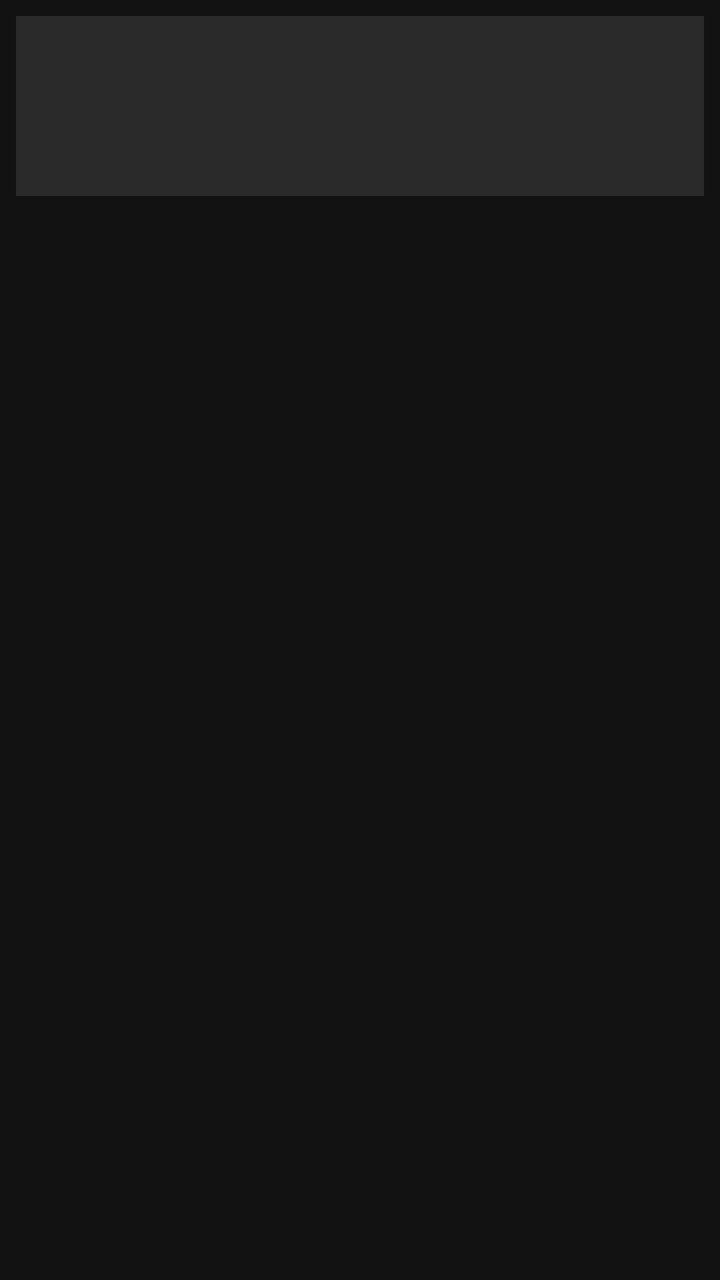
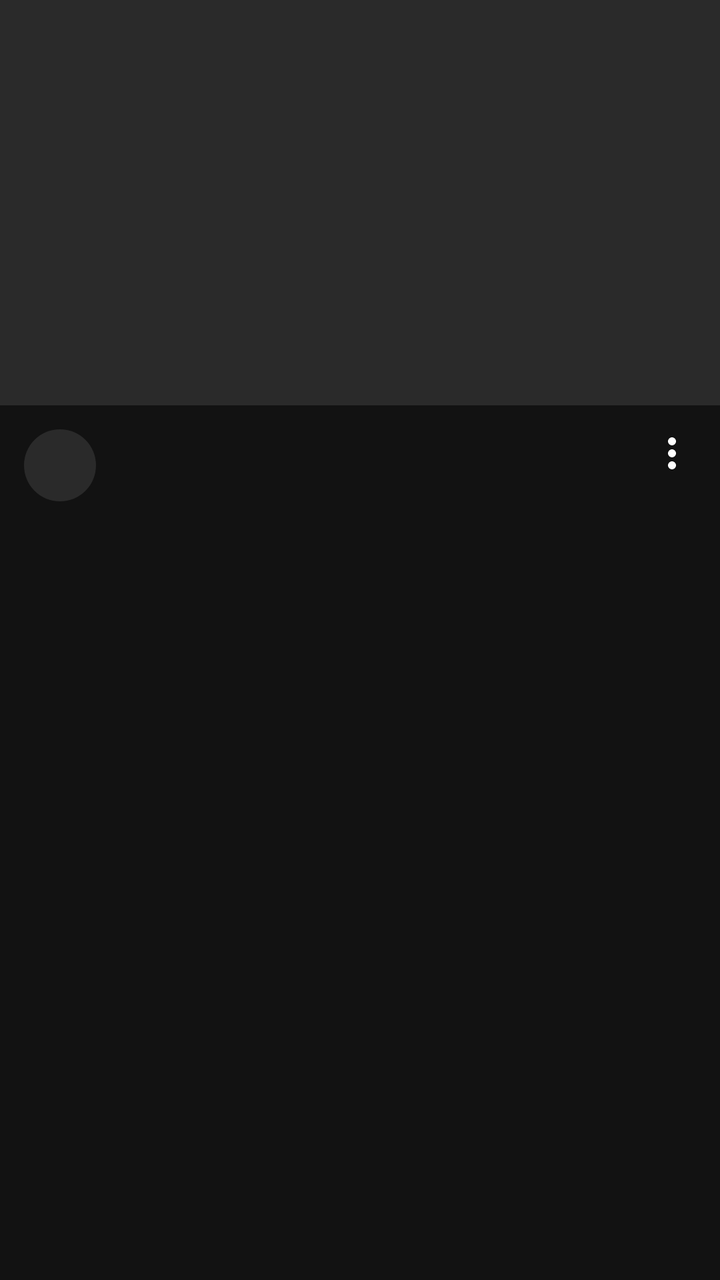

The first picture is an Android layout as it rendered before a commit; the second is the same layout after the commit. The layout source and the unified diff follow.
<!-- AndroidManifest.xml: application theme Theme.SmartTubePhone -->
<!-- res/layout/item_video_card.xml -->
<?xml version="1.0" encoding="utf-8"?>
<LinearLayout xmlns:android="http://schemas.android.com/apk/res/android"
    android:layout_width="@dimen/video_card_width"
    android:layout_height="wrap_content"
    android:orientation="vertical"
    android:padding="8dp">

    <ImageView
        android:id="@+id/card_image"
        android:layout_width="match_parent"
        android:layout_height="@dimen/video_card_image_height"
        android:background="@color/phone_surface_elevated"
        android:scaleType="centerCrop" />

    <TextView
        android:id="@+id/card_title"
        android:layout_width="match_parent"
        android:layout_height="wrap_content"
        android:ellipsize="end"
        android:maxLines="2"
        android:paddingTop="6dp"
        android:textColor="@color/phone_on_surface"
        android:textSize="@dimen/video_card_title_size" />

    <TextView
        android:id="@+id/card_subtitle"
        android:layout_width="match_parent"
        android:layout_height="wrap_content"
        android:ellipsize="end"
        android:maxLines="1"
        android:textColor="@color/phone_on_surface_muted"
        android:textSize="@dimen/video_card_subtitle_size" />
</LinearLayout>
<!-- resources referenced by this layout -->
<resources>
  <color name="phone_on_surface">#FFFFFF</color>
  <color name="phone_on_surface_muted">#B3FFFFFF</color>
  <color name="phone_surface_elevated">#2A2A2A</color>
  <dimen name="video_card_image_height">90dp</dimen>
  <dimen name="video_card_subtitle_size">11sp</dimen>
  <dimen name="video_card_title_size">13sp</dimen>
  <dimen name="video_card_width">160dp</dimen>
  <style name="Theme.SmartTubePhone" parent="Theme.MaterialComponents.DayNight.NoActionBar">
          <item name="colorPrimary">@color/phone_accent</item>
          <item name="colorPrimaryVariant">@color/phone_accent</item>
          <item name="colorSecondary">@color/phone_accent</item>
          <item name="android:statusBarColor">@color/phone_bg</item>
          <item name="android:navigationBarColor">@color/phone_bg</item>
          <item name="android:windowBackground">@color/phone_bg</item>
          <item name="colorSurface">@color/phone_surface</item>
          <item name="colorOnSurface">@color/phone_on_surface</item>
          <item name="android:textColorPrimary">@color/phone_on_surface</item>
          <item name="android:textColorSecondary">@color/phone_on_surface_muted</item>
          <item name="materialButtonStyle">@style/Widget.MaterialComponents.Button</item>
      </style>
  <color name="phone_accent">#FF4444</color>
  <color name="phone_bg">#121212</color>
  <color name="phone_surface">#1E1E1E</color>
</resources>

<!-- the commit's change to res/layout/item_video_card.xml (unified diff, before → after) -->
@@ -1,33 +1,88 @@
 <?xml version="1.0" encoding="utf-8"?>
-<LinearLayout xmlns:android="http://schemas.android.com/apk/res/android"
-    android:layout_width="@dimen/video_card_width"
+<androidx.constraintlayout.widget.ConstraintLayout xmlns:android="http://schemas.android.com/apk/res/android"
+    xmlns:app="http://schemas.android.com/apk/res-auto"
+    android:layout_width="match_parent"
     android:layout_height="wrap_content"
-    android:orientation="vertical"
-    android:padding="8dp">
+    android:clickable="true"
+    android:focusable="true"
+    android:paddingBottom="16dp">
 
     <ImageView
         android:id="@+id/card_image"
-        android:layout_width="match_parent"
-        android:layout_height="@dimen/video_card_image_height"
+        android:layout_width="0dp"
+        android:layout_height="0dp"
         android:background="@color/phone_surface_elevated"
-        android:scaleType="centerCrop" />
+        android:contentDescription="@null"
+        android:scaleType="centerCrop"
+        app:layout_constraintDimensionRatio="16:9"
+        app:layout_constraintEnd_toEndOf="parent"
+        app:layout_constraintStart_toStartOf="parent"
+        app:layout_constraintTop_toTopOf="parent" />
+
+    <TextView
+        android:id="@+id/card_duration"
+        android:layout_width="wrap_content"
+        android:layout_height="wrap_content"
+        android:layout_margin="8dp"
+        android:background="@drawable/bg_duration"
+        android:paddingStart="6dp"
+        android:paddingTop="2dp"
+        android:paddingEnd="6dp"
+        android:paddingBottom="2dp"
+        android:textColor="@color/phone_on_surface"
+        android:textSize="12sp"
+        android:visibility="gone"
+        app:layout_constraintBottom_toBottomOf="@id/card_image"
+        app:layout_constraintEnd_toEndOf="@id/card_image" />
+
+    <TextView
+        android:id="@+id/card_avatar"
+        android:layout_width="36dp"
+        android:layout_height="36dp"
+        android:layout_marginStart="12dp"
+        android:layout_marginTop="12dp"
+        android:background="@drawable/bg_avatar"
+        android:gravity="center"
+        android:textColor="@color/phone_on_surface"
+        android:textSize="14sp"
+        android:textStyle="bold"
+        app:layout_constraintStart_toStartOf="parent"
+        app:layout_constraintTop_toBottomOf="@id/card_image" />
 
     <TextView
         android:id="@+id/card_title"
-        android:layout_width="match_parent"
+        android:layout_width="0dp"
         android:layout_height="wrap_content"
+        android:layout_marginStart="12dp"
+        android:layout_marginEnd="4dp"
         android:ellipsize="end"
         android:maxLines="2"
-        android:paddingTop="6dp"
         android:textColor="@color/phone_on_surface"
-        android:textSize="@dimen/video_card_title_size" />
+        android:textSize="@dimen/video_card_title_size"
+        app:layout_constraintEnd_toStartOf="@id/card_more"
+        app:layout_constraintStart_toEndOf="@id/card_avatar"
+        app:layout_constraintTop_toTopOf="@id/card_avatar" />
 
     <TextView
         android:id="@+id/card_subtitle"
-        android:layout_width="match_parent"
+        android:layout_width="0dp"
         android:layout_height="wrap_content"
+        android:layout_marginTop="2dp"
         android:ellipsize="end"
-        android:maxLines="1"
+        android:maxLines="2"
         android:textColor="@color/phone_on_surface_muted"
-        android:textSize="@dimen/video_card_subtitle_size" />
-</LinearLayout>
+        android:textSize="@dimen/video_card_subtitle_size"
+        app:layout_constraintEnd_toEndOf="@id/card_title"
+        app:layout_constraintStart_toStartOf="@id/card_title"
+        app:layout_constraintTop_toBottomOf="@id/card_title" />
+
+    <ImageButton
+        android:id="@+id/card_more"
+        android:layout_width="48dp"
+        android:layout_height="48dp"
+        android:background="?attr/selectableItemBackgroundBorderless"
+        android:contentDescription="@string/video_more"
+        android:src="@drawable/ic_more_vert"
+        app:layout_constraintEnd_toEndOf="parent"
+        app:layout_constraintTop_toBottomOf="@id/card_image" />
+</androidx.constraintlayout.widget.ConstraintLayout>
<!-- resource entries referenced after the edit -->
@@ -3,10 +3,33 @@
   <color name="phone_on_surface">#FFFFFF</color>
   <color name="phone_on_surface_muted">#B3FFFFFF</color>
   <color name="phone_surface_elevated">#2A2A2A</color>
-  <dimen name="video_card_image_height">90dp</dimen>
-  <dimen name="video_card_subtitle_size">11sp</dimen>
-  <dimen name="video_card_title_size">13sp</dimen>
-  <dimen name="video_card_width">160dp</dimen>
+  <dimen name="video_card_subtitle_size">12sp</dimen>
+  <dimen name="video_card_title_size">14sp</dimen>
+  <!-- drawable bg_avatar (drawable) -->
+  <?xml version="1.0" encoding="utf-8"?>
+  <shape xmlns:android="http://schemas.android.com/apk/res/android"
+      android:shape="oval">
+      <solid android:color="@color/phone_surface_elevated" />
+  </shape>
+  <!-- drawable bg_duration (drawable) -->
+  <?xml version="1.0" encoding="utf-8"?>
+  <shape xmlns:android="http://schemas.android.com/apk/res/android"
+      android:shape="rectangle">
+      <solid android:color="#CC000000" />
+      <corners android:radius="4dp" />
+  </shape>
+  <!-- drawable ic_more_vert (drawable) -->
+  <?xml version="1.0" encoding="utf-8"?>
+  <vector xmlns:android="http://schemas.android.com/apk/res/android"
+      android:width="24dp"
+      android:height="24dp"
+      android:viewportWidth="24"
+      android:viewportHeight="24">
+      <path
+          android:fillColor="#FFFFFF"
+          android:pathData="M12,8c1.1,0 2,-0.9 2,-2s-0.9,-2 -2,-2 -2,0.9 -2,2 0.9,2 2,2zM12,10c-1.1,0 -2,0.9 -2,2s0.9,2 2,2 2,-0.9 2,-2 -0.9,-2 -2,-2zM12,16c-1.1,0 -2,0.9 -2,2s0.9,2 2,2 2,-0.9 2,-2 -0.9,-2 -2,-2z" />
+  </vector>
+  <string name="video_more">More</string>
   <style name="Theme.SmartTubePhone" parent="Theme.MaterialComponents.DayNight.NoActionBar">
           <item name="colorPrimary">@color/phone_accent</item>
           <item name="colorPrimaryVariant">@color/phone_accent</item>
